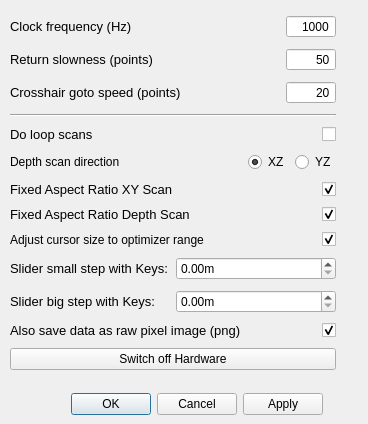
fffish95/qudi, file gui/local/sps_confocal/ui_cf_settings.ui: the form before one commit.
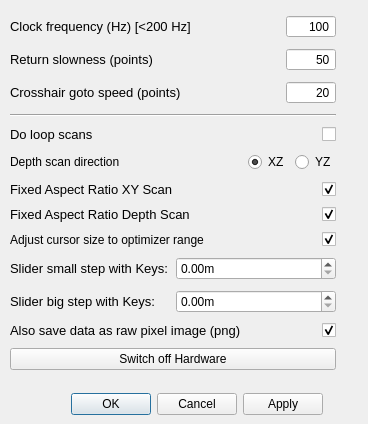
The form after the commit. Custom widgets are drawn as their Qt base class.

Commit message: sps_confocal_w/o clocked goto

```diff
--- a/gui/local/sps_confocal/ui_cf_settings.ui
+++ b/gui/local/sps_confocal/ui_cf_settings.ui
@@ -52,7 +52,7 @@
          <string>&lt;html&gt;&lt;head/&gt;&lt;body&gt;&lt;p&gt;That is the inverse time how long the scanner stays at the desired position during the scan and counts.&lt;/p&gt;&lt;/body&gt;&lt;/html&gt;</string>
         </property>
         <property name="text">
-         <string>Clock frequency (Hz)</string>
+         <string>Clock frequency (Hz) [&lt;200 Hz]</string>
         </property>
        </widget>
       </item>
@@ -95,7 +95,7 @@
          <number>1000000</number>
         </property>
         <property name="value">
-         <number>1000</number>
+         <number>100</number>
         </property>
        </widget>
       </item>
```
The commit also changes 1 other file.
